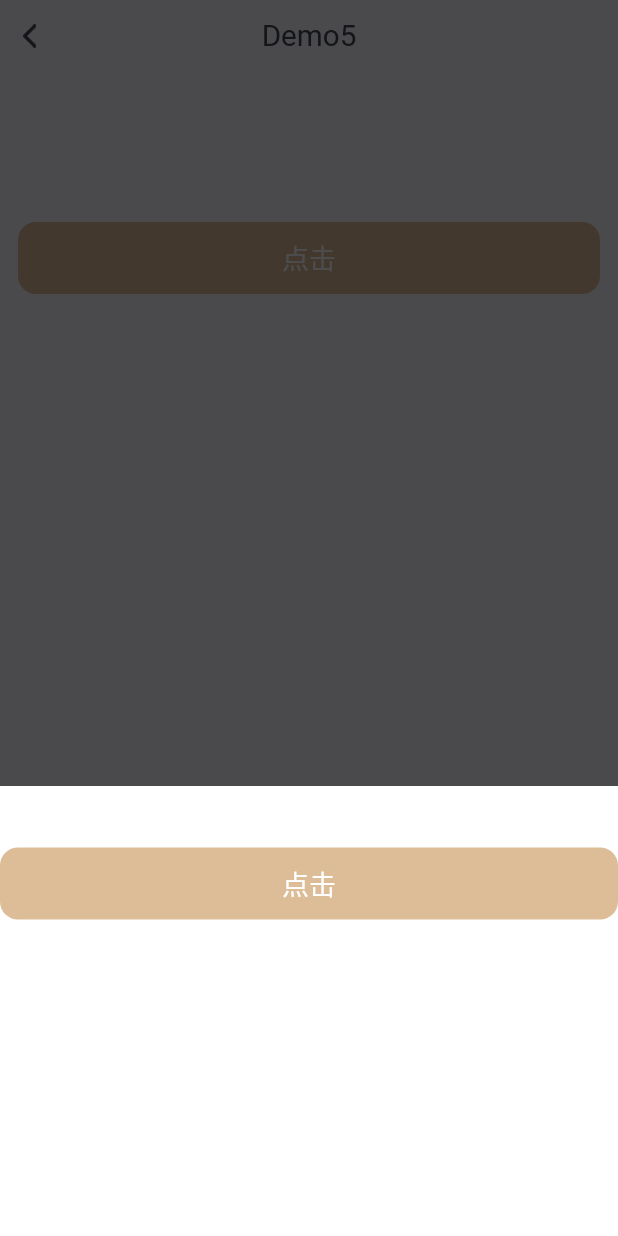
After one commit to orlandolee0223/flutter_app, a Flutter app: the Demo5Page screen opened directly, after a tap on "点击", on a phone screen of 412 x 824 dp. The commit adds this screen. Run offline on Flutter 3.47's test engine with Material 3 defaults, Android fonts, the phone set to English and light mode, and no system bars; drawn by our look-alikes of flutter_animate, pull_to_refresh; our stand-ins replace cached_network_image, dio, flutter_easyloading, flutter_mobx, flutter_native_splash, flutter_screenutil and 1 more; missing offline and left inert: flutter_inappwebview; generated files the repository leaves out were written again; Roboto replaces fonts that are missing (PingFang SC).

Commit message:
feat: 翻转动画

```diff
--- /dev/null
+++ b/lib/pages/demo/demo5/components/cardForm/constants.dart
@@ -0,0 +1,26 @@
+import 'package:flutter/cupertino.dart';
+
+// 动画时长
+const int animateDuration = 500;
+
+// 缩放
+class ScaleConfig {
+  // 离开
+  static Offset leaveBegin = const Offset(1, 1);
+  static Offset leaveEnd = const Offset(0.7, 0.7);
+  // 进入
+  static Offset enterBegin = const Offset(0.7, 0.7);
+  static Offset enterEnd = const Offset(1, 1);
+}
+
+// 缩放
+class FlipConfig {
+  static double perspective = 0.3;
+  static Alignment alignment = Alignment.topCenter;
+  // 离开
+  static double leaveBegin = 0;
+  static double leaveEnd = -0.5;
+  // 进入
+  static double enterBegin = 0.5;
+  static double enterEnd = 0;
+}
--- /dev/null
+++ b/lib/pages/demo/demo5/components/cardForm/form/index.dart
@@ -0,0 +1,93 @@
+import 'package:flutter/material.dart';
+// flutter_animate
+import 'package:flutter_animate/flutter_animate.dart';
+// constants
+import 'package:flutter_app/constants/color.dart';
+import '../constants.dart';
+
+class FormView extends StatefulWidget {
+  const FormView({
+    super.key,
+    this.handleType,
+  });
+
+  final ValueChanged<bool>? handleType;
+
+  @override
+  FormViewState createState() => FormViewState();
+}
+
+class FormViewState extends State<FormView> {
+  String title = '';
+
+  bool isAnimate = false; // 动画
+
+  void onItem() async {
+    setState(() {
+      title = '我点击了';
+      isAnimate = true;
+    });
+    await Future.delayed(const Duration(milliseconds: animateDuration));
+    if (widget.handleType is Function) {
+      widget.handleType!(true);
+    }
+  }
+
+  @override
+  Widget build(BuildContext context) {
+    return Animate(
+        effects: isAnimate
+            ? <Effect>[
+                ScaleEffect(
+                  duration: animateDuration.ms,
+                  begin: ScaleConfig.leaveBegin,
+                  end: ScaleConfig.leaveEnd,
+                ),
+                FlipEffect(
+                  duration: animateDuration.ms,
+                  begin: FlipConfig.leaveBegin,
+                  end: FlipConfig.leaveEnd,
+                  perspective: FlipConfig.perspective,
+                  alignment: FlipConfig.alignment,
+                  direction: Axis.horizontal,
+                ),
+              ]
+            : <Effect>[],
+        child: Container(
+          height: 300,
+          color: ColorConstant.whiteColor,
+          child: Column(
+            children: <Widget>[
+              Container(
+                padding: const EdgeInsets.symmetric(vertical: 10),
+                child: Text(
+                  title,
+                  style: TextStyle(
+                    color: ColorConstant.primaryColor,
+                    fontSize: 18,
+                  ),
+                ),
+              ),
+              InkWell(
+                onTap: onItem,
+                child: Container(
+                  height: 48,
+                  decoration: BoxDecoration(
+                    borderRadius: BorderRadius.circular(12),
+                    color: ColorConstant.primaryColor,
+                  ),
+                  alignment: Alignment.center,
+                  child: const Text(
+                    '点击',
+                    style: TextStyle(
+                      color: Colors.white,
+                      fontSize: 18,
+                    ),
+                  ),
+                ),
+              ),
+            ],
+          ),
+        ));
+  }
+}
--- /dev/null
+++ b/lib/pages/demo/demo5/components/cardForm/index.dart
@@ -0,0 +1,40 @@
+import 'package:flutter/material.dart';
+// components
+import './form/index.dart';
+import './result/index.dart';
+
+class CardForm extends StatefulWidget {
+  const CardForm({super.key});
+
+  @override
+  CardFormState createState() => CardFormState();
+}
+
+class CardFormState extends State<CardForm> {
+  bool isResult = false;
+
+  Widget renderContent() {
+    if (isResult) {
+      return const ResultView();
+    }
+    return FormView(
+      handleType: (bool data) {
+        setState(() {
+          isResult = data;
+        });
+      },
+    );
+  }
+
+  @override
+  Widget build(BuildContext context) {
+    return Column(
+      mainAxisAlignment: MainAxisAlignment.end,
+      mainAxisSize: MainAxisSize.min,
+      children: <Widget>[
+        const SizedBox(height: 100),
+        renderContent(),
+      ],
+    );
+  }
+}
--- /dev/null
+++ b/lib/pages/demo/demo5/components/cardForm/result/index.dart
@@ -0,0 +1,59 @@
+import 'package:flutter/material.dart';
+// flutter_animate
+import 'package:flutter_animate/flutter_animate.dart';
+// constants
+import 'package:flutter_app/constants/color.dart';
+import '../constants.dart';
+
+class ResultView extends StatefulWidget {
+  const ResultView({super.key});
+
+  @override
+  ResultViewState createState() => ResultViewState();
+}
+
+class ResultViewState extends State<ResultView> {
+  @override
+  Widget build(BuildContext context) {
+    return Animate(
+      effects: <Effect>[
+        ScaleEffect(
+          duration: animateDuration.ms,
+          begin: ScaleConfig.enterBegin,
+          end: ScaleConfig.enterEnd,
+        ),
+        FlipEffect(
+          duration: animateDuration.ms,
+          begin: FlipConfig.enterBegin,
+          end: FlipConfig.enterEnd,
+          perspective: FlipConfig.perspective,
+          alignment: FlipConfig.alignment,
+          direction: Axis.horizontal,
+        ),
+      ],
+      child: Container(
+        height: 200,
+        color: ColorConstant.warningColor.withOpacity(0.3),
+        child: Column(
+          children: <Widget>[
+            Container(
+              height: 48,
+              decoration: BoxDecoration(
+                borderRadius: BorderRadius.circular(12),
+                color: ColorConstant.primaryColor,
+              ),
+              alignment: Alignment.center,
+              child: const Text(
+                '内容',
+                style: TextStyle(
+                  color: Colors.white,
+                  fontSize: 18,
+                ),
+              ),
+            ),
+          ],
+        ),
+      ),
+    );
+  }
+}
--- /dev/null
+++ b/lib/pages/demo/demo5/components/index.dart
@@ -0,0 +1,19 @@
+import 'package:flutter/material.dart';
+// constants
+import 'package:flutter_app/constants/color.dart';
+// components
+import './cardForm/index.dart';
+
+class DemoModal {
+  static Future showCardForm(BuildContext context) {
+    return showModalBottomSheet(
+      context: context,
+      barrierColor: Colors.black.withOpacity(0.7), // 遮罩颜色
+      backgroundColor: ColorConstant.transparentColor, // 容器背景色
+      isScrollControlled: true,
+      builder: (BuildContext context) {
+        return const CardForm();
+      },
+    );
+  }
+}
--- /dev/null
+++ b/lib/pages/demo/demo5/index.dart
@@ -0,0 +1,55 @@
+import 'package:flutter/material.dart';
+// constants
+import 'package:flutter_app/constants/color.dart';
+// components
+import 'package:flutter_app/components/header/index.dart';
+import './components/index.dart';
+
+class Demo5Page extends StatefulWidget {
+  const Demo5Page({super.key});
+
+  @override
+  Demo5PageState createState() => Demo5PageState();
+}
+
+class Demo5PageState extends State<Demo5Page> {
+  @override
+  Widget build(BuildContext context) {
+    return Scaffold(
+      backgroundColor: ColorConstant.backgroundColor,
+      appBar: Header(
+        title: 'Demo5',
+        color: ColorConstant.strongColor,
+      ),
+      body: SingleChildScrollView(
+        padding: const EdgeInsets.symmetric(horizontal: 12),
+        child: Column(
+          crossAxisAlignment: CrossAxisAlignment.center,
+          children: <Widget>[
+            const SizedBox(height: 100),
+            InkWell(
+              onTap: () {
+                DemoModal.showCardForm(context);
+              },
+              child: Container(
+                height: 48,
+                decoration: BoxDecoration(
+                  borderRadius: BorderRadius.circular(12),
+                  color: ColorConstant.primaryColor,
+                ),
+                alignment: Alignment.center,
+                child: const Text(
+                  '点击',
+                  style: TextStyle(
+                    color: Colors.white,
+                    fontSize: 18,
+                  ),
+                ),
+              ),
+            ),
+          ],
+        ),
+      ),
+    );
+  }
+}
--- a/lib/pages/demo/index.dart
+++ b/lib/pages/demo/index.dart
@@ -10,6 +10,7 @@ import 'package:flutter_app/pages/demo/demo1/index.dart';
 import 'package:flutter_app/pages/demo/demo2/index.dart';
 import 'package:flutter_app/pages/demo/demo3/index.dart';
 import 'package:flutter_app/pages/demo/demo4/index.dart';
+import 'package:flutter_app/pages/demo/demo5/index.dart';
 
 class DemoPage extends StatefulWidget {
   const DemoPage({super.key});
@@ -79,9 +80,13 @@ class DemoPageState extends State<DemoPage> with AutomaticKeepAliveClientMixin {
                 text: const Text('Demo3'),
               ),
               renderNavItem(
-                isLast: true,
                 page: const Demo4Page(),
                 text: const Text('Demo4'),
+              ),
+              renderNavItem(
+                isLast: true,
+                page: const Demo5Page(),
+                text: const Text('Demo5'),
               ),
             ],
           ),
--- a/pubspec.yaml
+++ b/pubspec.yaml
@@ -73,6 +73,9 @@ dependencies:
     git:
       url: https://github.com/ymback/flutter_pulltorefresh.git
 
+  # 动画库
+  flutter_animate: ^4.5.0
+
 dev_dependencies:
   flutter_test:
     sdk: flutter
```
Also changed, not shown: pubspec.lock, 1 other file.
